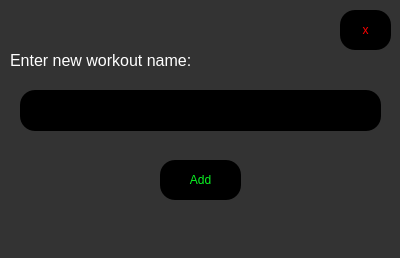
Qt form code/addnewworkoutdialog.ui (amroomargit/Forge) before a commit.
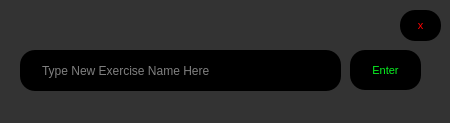
The same form after that commit. Icons and pictures are not drawn.

Commit message: add clickable list to dialog

```diff
--- a/code/addnewworkoutdialog.ui
+++ b/code/addnewworkoutdialog.ui
@@ -6,34 +6,81 @@
    <rect>
     <x>0</x>
     <y>0</y>
-    <width>400</width>
-    <height>258</height>
+    <width>450</width>
+    <height>123</height>
    </rect>
   </property>
   <property name="windowTitle">
    <string>Dialog</string>
   </property>
   <property name="styleSheet">
-   <string notr="true">QDialog {
-    background-color: #333333;
-    color: white;
-    border-radius: 15px;
-    padding: 10px 20px;
-}
-</string>
+   <string notr="true">background-color: #333333;
+color: white;
+border-radius: 15px;
+padding: 10px;</string>
   </property>
+  <widget class="QLineEdit" name="lineEdit">
+   <property name="geometry">
+    <rect>
+     <x>20</x>
+     <y>50</y>
+     <width>321</width>
+     <height>41</height>
+    </rect>
+   </property>
+   <property name="styleSheet">
+    <string notr="true">background-color: #000000;
+color: white;
+border-radius: 15px;
+padding: 10px 20px;</string>
+   </property>
+   <property name="placeholderText">
+    <string>Type New Exercise Name Here</string>
+   </property>
+  </widget>
+  <widget class="QPushButton" name="addNewWorkoutButton">
+   <property name="geometry">
+    <rect>
+     <x>350</x>
+     <y>50</y>
+     <width>71</width>
+     <height>40</height>
+    </rect>
+   </property>
+   <property name="font">
+    <font>
+     <pointsize>8</pointsize>
+    </font>
+   </property>
+   <property name="styleSheet">
+    <string notr="true">QPushButton {
+background-color: #000000;
+color: #09f522;
+border-radius: 15px;
+padding: 10px 20px;
+}
+
+QPushButton:hover {
+     background-color: #09f522;
+color: white;
+}</string>
+   </property>
+   <property name="text">
+    <string>Enter</string>
+   </property>
+  </widget>
   <widget class="QPushButton" name="xButton">
    <property name="geometry">
     <rect>
-     <x>340</x>
+     <x>400</x>
      <y>10</y>
-     <width>51</width>
-     <height>40</height>
+     <width>41</width>
+     <height>31</height>
     </rect>
    </property>
    <property name="font">
     <font>
-     <pointsize>9</pointsize>
+     <pointsize>8</pointsize>
     </font>
    </property>
    <property name="styleSheet">
@@ -41,7 +88,6 @@
 background-color: #000000;
 color: red;
 border-radius: 15px;
-padding: 10px 20px;
 }
 
 QPushButton:hover {
@@ -53,77 +99,6 @@
     <string>x</string>
    </property>
   </widget>
-  <widget class="QPushButton" name="addNewWorkoutButton">
-   <property name="geometry">
-    <rect>
-     <x>160</x>
-     <y>160</y>
-     <width>81</width>
-     <height>40</height>
-    </rect>
-   </property>
-   <property name="font">
-    <font>
-     <pointsize>9</pointsize>
-    </font>
-   </property>
-   <property name="styleSheet">
-    <string notr="true">QPushButton {
-background-color: #000000;
-color: #09f522;
-border-radius: 15px;
-padding: 10px 20px;
-}
-
-QPushButton:hover {
-     background-color: #09f522;
-color: white;
-}</string>
-   </property>
-   <property name="text">
-    <string>Add</string>
-   </property>
-  </widget>
-  <widget class="QLineEdit" name="searchBar">
-   <property name="geometry">
-    <rect>
-     <x>20</x>
-     <y>90</y>
-     <width>361</width>
-     <height>41</height>
-    </rect>
-   </property>
-   <property name="styleSheet">
-    <string notr="true">background-color: #000000;
-color: white;
-border-radius: 15px;
-padding: 10px 20px;</string>
-   </property>
-   <property name="placeholderText">
-    <string/>
-   </property>
-  </widget>
-  <widget class="QLabel" name="label">
-   <property name="geometry">
-    <rect>
-     <x>10</x>
-     <y>40</y>
-     <width>251</width>
-     <height>41</height>
-    </rect>
-   </property>
-   <property name="font">
-    <font>
-     <pointsize>12</pointsize>
-    </font>
-   </property>
-   <property name="styleSheet">
-    <string notr="true">color:white;</string>
-   </property>
-   <property name="text">
-    <string>Enter new workout name:</string>
-   </property>
-  </widget>
  </widget>
  <resources/>
  <connections/>
```
Left out of the diff: 10 changed lines with no effect on the pictures. The commit also changes 33 other files.
